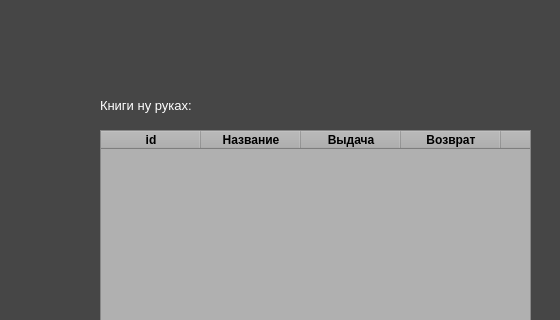
This is CLientProfile.ui in andrejmaznin/library as Qt 5 draws it before an edit; both pictures show x 440 to 1000 and y 0 to 320 of the 1000 by 700 pixel window. The edited form follows.
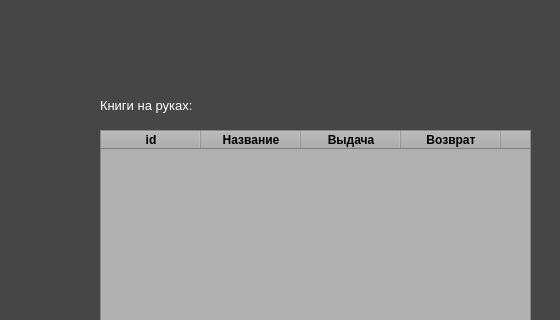
This is the edited form.

Diff of the .ui file:
```diff
--- a/CLientProfile.ui
+++ b/CLientProfile.ui
@@ -213,7 +213,7 @@
     <string notr="true">color: rgb(255, 255, 255);</string>
    </property>
    <property name="text">
-    <string>Книги ну руках:</string>
+    <string>Книги на руках:</string>
    </property>
   </widget>
   <widget class="QPushButton" name="btn_cancel">
```
